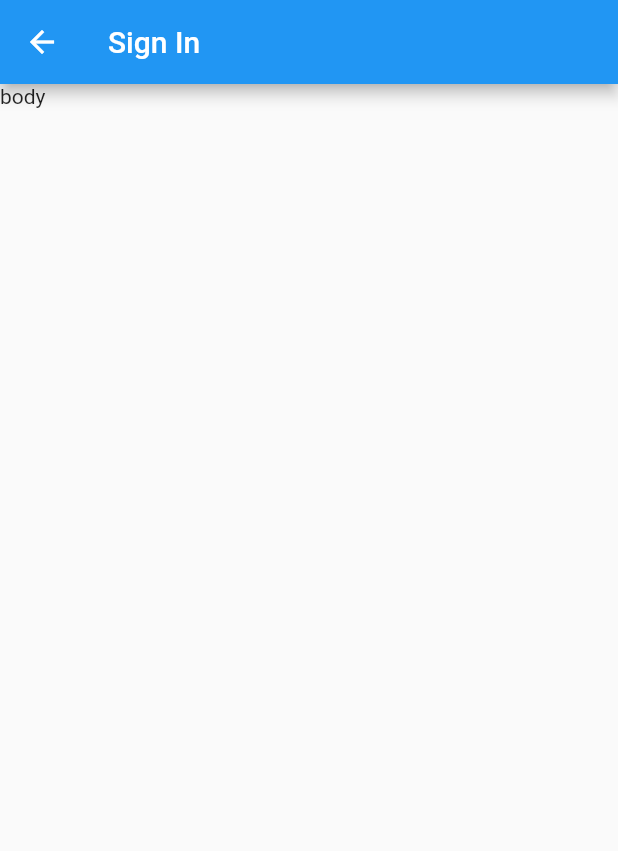
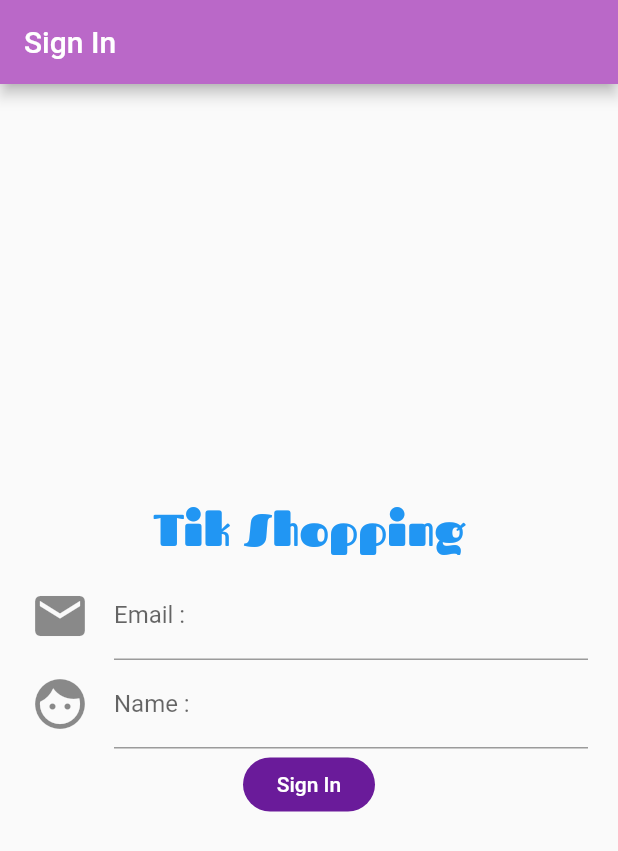
Before and after one commit to Tiik0898/TikShopping, a Flutter app: the SignIn screen opened directly, on a phone screen of 412 x 824 dp. Shown: the top 851 px of the screen. Run offline on Flutter 3.47's test engine with Material 2 defaults, Android fonts, the phone set to English and light mode, and no system bars; our stand-ins replace firebase_auth; accounts and stored records are empty.

Commit message:
signin_homework

```diff
--- a/lib/main.dart
+++ b/lib/main.dart
@@ -1,6 +1,7 @@
 import 'package:flutter/material.dart';
 import 'package:flutter/services.dart';
 import 'package:tik_shopping/screens/home.dart';
+import 'package:tik_shopping/screens/sign_in.dart';
 
 main() {
   runApp(MyApp());
@@ -10,7 +11,7 @@ class MyApp extends StatelessWidget {
   @override
   Widget build(BuildContext context) {SystemChrome.setPreferredOrientations([DeviceOrientation.portraitUp,DeviceOrientation.portraitDown]);
     return MaterialApp(debugShowCheckedModeBanner: false,
-      home:Home(),
+      home:SignIn(),
     );
   }
 }
--- a/lib/screens/sign_in.dart
+++ b/lib/screens/sign_in.dart
@@ -6,13 +6,112 @@ class SignIn extends StatefulWidget {
 }
 
 class _SignInState extends State<SignIn> {
+  // Explicit
+  double myPadding = 20.0;
+  String nameString, emailString, passwordString;
+
+
+   Widget showAppName() {
+    return Container(
+      margin: EdgeInsets.only(bottom: 8.0),
+      child: Text(
+        'Tik Shopping',
+        style: TextStyle(
+          fontSize: 30.0,
+          color: Colors.blue[500],
+          fontWeight: FontWeight.bold,
+          fontFamily: 'Fascinate',
+        ),
+      ),
+    );
+  }
+
+
+  Widget emailText() {
+    return Container(
+      padding: EdgeInsets.only(left: myPadding, right: myPadding),
+      child: TextFormField(
+        keyboardType: TextInputType.emailAddress,
+        decoration: InputDecoration(
+          labelText: 'Email :',
+          icon: Icon(
+            Icons.email,
+            size: 40.0,
+          ),
+        ),
+        validator: (String value) {
+          if (!((value.contains('@')) && (value.contains('.')))) {
+            return 'Please Type Email Format';
+          }
+        },
+        onSaved: (String value) {
+          emailString = value;
+        },
+      ),
+    );
+  }
+
+  Widget nameText() {
+    return Container(
+      padding: EdgeInsets.only(left: myPadding, right: myPadding),
+      child: TextFormField(
+        decoration: InputDecoration(
+            labelText: 'Name :',
+            icon: Icon(
+              Icons.face,
+              size: 40.0,
+            )),
+        validator: (String value) {
+          if (value.isEmpty) {
+            return 'Please Fill Name in Blank';
+          }
+        },
+        onSaved: (String value) {
+          nameString = value;
+        },
+      ),
+    );
+  }
+
+  Widget signInButton() {
+    return Container(
+      child: FlatButton(
+        color: Colors.purple[800],
+        shape: RoundedRectangleBorder(
+          borderRadius: BorderRadius.circular(30.0),
+        ),
+        child: Text(
+          'Sign In',
+          style: TextStyle(color: Colors.white),
+        ),
+        onPressed: () {
+          print('You Click SignIn');
+
+          var signInRoute =
+              MaterialPageRoute(builder: (BuildContext context) => SignIn());
+          Navigator.of(context).push(signInRoute);
+        },
+      ),
+    );
+  }
+
   @override
   Widget build(BuildContext context) {
     return Scaffold(
       appBar: AppBar(
         title: Text('Sign In'),
+        backgroundColor: Colors.purple[300],
       ),
-      body: Text('body'),
+      body: Container(child: Column(
+          mainAxisAlignment: MainAxisAlignment.center,
+          children: <Widget>[
+            showAppName(),
+            emailText(),
+            nameText(),
+            signInButton(),
+          ],
+        ),
+        alignment: Alignment.center,),
     );
   }
 }
```
